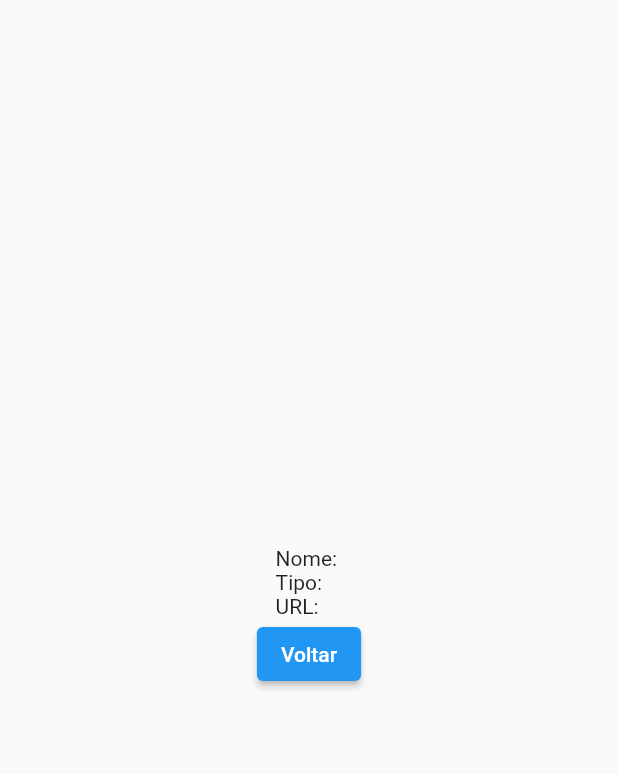
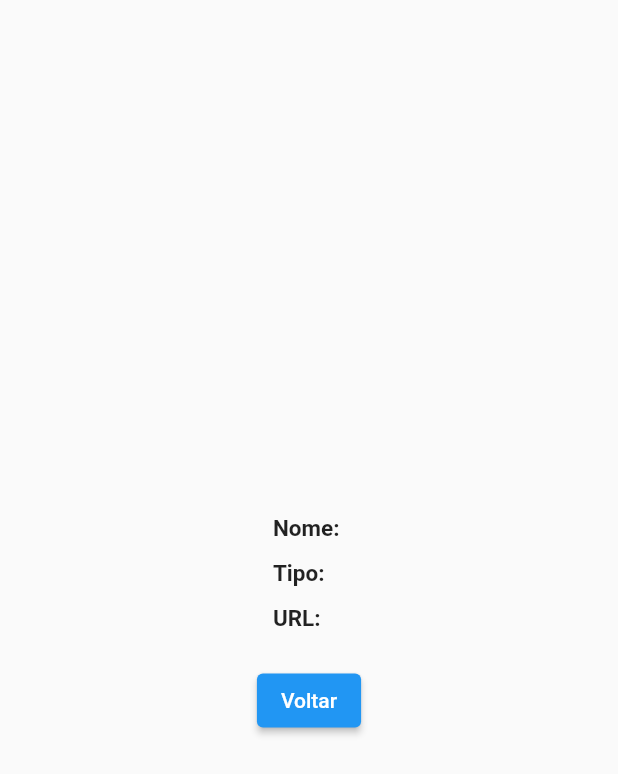
Before and after one commit to enzolsmoura/flutter_aula05pokemon, a Flutter app: the SecondPage screen opened directly with empty values, on a phone screen of 412 x 824 dp. Shown: the top 774 px of the screen. Run offline on Flutter 3.47's test engine with Material 2 defaults, Android fonts, the phone set to English and light mode, and no system bars.

Commit message:
mudanca graficas para a tela de resultado

```diff
--- a/lib/pages/home_page.dart
+++ b/lib/pages/home_page.dart
@@ -32,7 +32,8 @@ class _HomePageState extends State<HomePage> {
           texto: "Requisição Pokémon",
           funcao: () async {
             int num = Random().nextInt(1017);
-            var url = Uri.parse("https://pokeapi.co/api/v2/pokemon/${num}");
+            String link = "https://pokeapi.co/api/v2/pokemon/";
+            var url = Uri.parse("$link${num}");
             var response = await http.get(url);
             var data = jsonDecode(response.body);
             name = data["species"]["name"];
@@ -43,7 +44,7 @@ class _HomePageState extends State<HomePage> {
                     builder: (context) => SecondPage(
                           name: name,
                           type: type,
-                          url: url.toString(),
+                          url: ("$link$name"),
                         )));
           }),
     ])));
--- a/lib/pages/second_page.dart
+++ b/lib/pages/second_page.dart
@@ -18,9 +18,15 @@ class _SecondPageState extends State<SecondPage> {
       child: Column(
         mainAxisAlignment: MainAxisAlignment.center,
         children: [
-          Text(
-              "Nome: ${widget.name}\nTipo: ${widget.type} \nURL: ${widget.url}"),
-          BotaoWidget(
+          Padding(
+            padding: const EdgeInsets.all(10),
+            child: Text(
+              "Nome: ${widget.name}\nTipo: ${widget.type} \nURL: ${widget.url}",
+              style: const TextStyle(fontWeight: FontWeight.bold, fontSize: 15, wordSpacing: 1.5, height: 2)),
+          ),
+          Padding(
+            padding: const EdgeInsets.all(10),
+            child: BotaoWidget(
               funcao: () {
                 Navigator.pop(
                   context,
@@ -28,6 +34,7 @@ class _SecondPageState extends State<SecondPage> {
               },
               texto: 'Voltar',
             )
+          )
         ],
       ),
     ));
```
Lines whose indentation alone changed are shown as unchanged.
